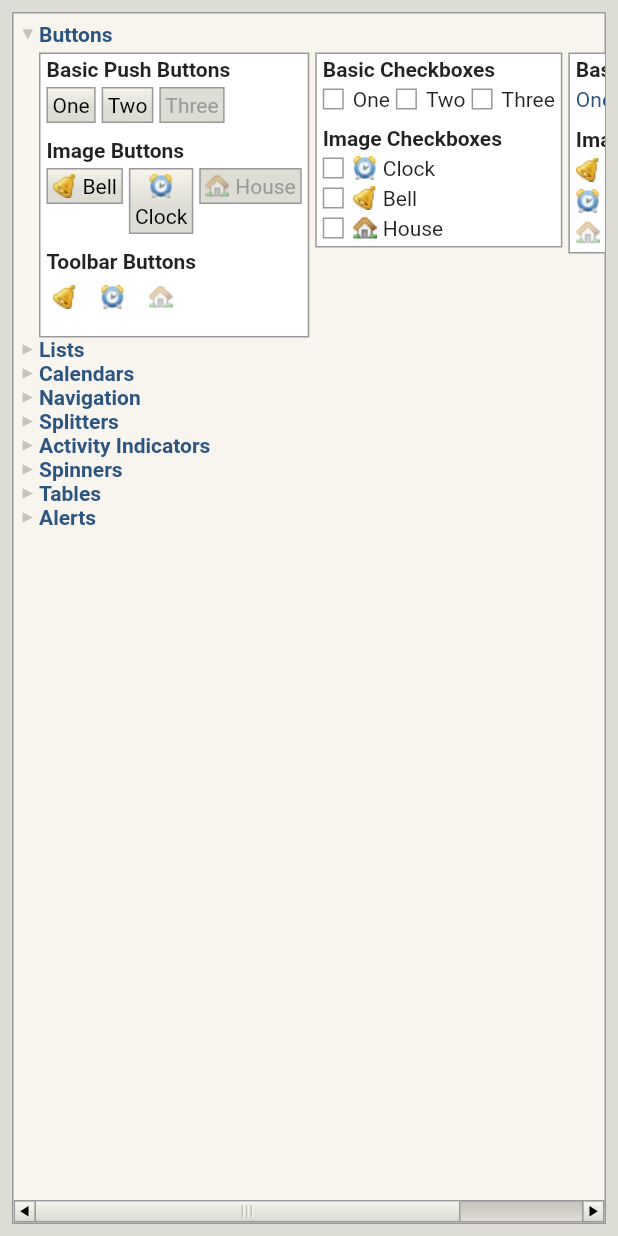
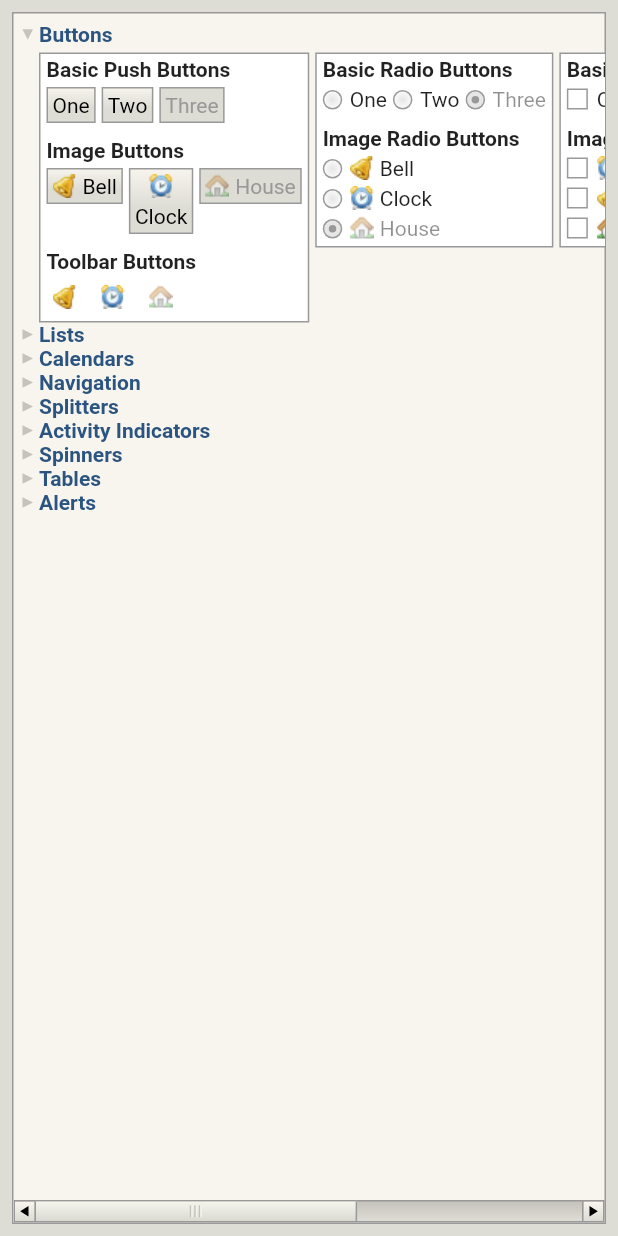
Before and after one commit to tvolkert/chicago, a Flutter app: the screen it shows after launch, on a phone screen of 412 x 824 dp. Run offline on Flutter 3.47's test engine with Material 2 defaults, Android fonts, the phone set to English and light mode, and no system bars.

Commit message:
Added RadioButton

```diff
--- a/demo/lib/src/buttons.dart
+++ b/demo/lib/src/buttons.dart
@@ -70,6 +70,8 @@ class _ButtonsDemoState extends State<ButtonsDemo> {
         crossAxisAlignment: CrossAxisAlignment.start,
         children: [
           BasicButtonsDemo(),
+          SizedBox(width: 4),
+          RadioButtonsDemo(),
           SizedBox(width: 4),
           CheckboxesDemo(),
           SizedBox(width: 4),
@@ -156,7 +158,113 @@ class BasicButtonsDemo extends StatelessWidget {
                 ),
               ],
             ),
+          ],
+        ),
+      ),
+    );
+  }
+}
+
+class RadioButtonsDemo extends StatefulWidget {
+  @override
+  _RadioButtonsDemoState createState() => _RadioButtonsDemoState();
+}
+
+class _RadioButtonsDemoState extends State<RadioButtonsDemo> {
+  late chicago.RadioButtonController<String> _basicController;
+  late chicago.RadioButtonController<String> _imageController;
+
+  @override
+  void initState() {
+    super.initState();
+    _basicController = chicago.RadioButtonController(value: 'three');
+    _imageController = chicago.RadioButtonController(value: 'house');
+  }
+
+  @override
+  void dispose() {
+    _basicController.dispose();
+    super.dispose();
+  }
+
+  @override
+  Widget build(BuildContext context) {
+    return chicago.Border(
+      borderColor: Color(0xff999999),
+      backgroundColor: const Color(0xffffffff),
+      child: Padding(
+        padding: EdgeInsets.fromLTRB(4, 2, 4, 4),
+        child: Column(
+          crossAxisAlignment: CrossAxisAlignment.start,
+          children: [
+            BoldText('Basic Radio Buttons'),
+            SizedBox(height: 4),
+            Row(
+              children: [
+                chicago.RadioButton<String>(
+                  value: 'one',
+                  controller: _basicController,
+                  trailing: Text('One'),
+                ),
+                SizedBox(width: 4),
+                chicago.RadioButton<String>(
+                  value: 'two',
+                  controller: _basicController,
+                  trailing: Text('Two'),
+                ),
+                SizedBox(width: 4),
+                chicago.RadioButton<String>(
+                  value: 'three',
+                  controller: _basicController,
+                  trailing: Text('Three'),
+                  isEnabled: false,
+                ),
+              ],
+            ),
             SizedBox(height: 10),
+            BoldText('Image Radio Buttons'),
+            SizedBox(height: 4),
+            Column(
+              crossAxisAlignment: CrossAxisAlignment.start,
+              children: [
+                chicago.RadioButton<String>(
+                  value: 'bell',
+                  controller: _imageController,
+                  trailing: Row(
+                    children: [
+                      Image.asset('assets/bell.png'),
+                      SizedBox(width: 4),
+                      Text('Bell'),
+                    ],
+                  ),
+                ),
+                SizedBox(height: 4),
+                chicago.RadioButton<String>(
+                  value: 'clock',
+                  controller: _imageController,
+                  trailing: Row(
+                    children: [
+                      Image.asset('assets/clock.png'),
+                      SizedBox(width: 4),
+                      Text('Clock'),
+                    ],
+                  ),
+                ),
+                SizedBox(height: 4),
+                chicago.RadioButton<String>(
+                  value: 'house',
+                  controller: _imageController,
+                  isEnabled: false,
+                  trailing: Row(
+                    children: [
+                      Image.asset('assets/house.png'),
+                      SizedBox(width: 4),
+                      Text('House'),
+                    ],
+                  ),
+                ),
+              ],
+            ),
           ],
         ),
       ),
@@ -167,7 +275,7 @@ class BasicButtonsDemo extends StatelessWidget {
 class CheckboxesDemo extends StatelessWidget {
   @override
   Widget build(BuildContext context) {
-    return             chicago.Border(
+    return chicago.Border(
       borderColor: Color(0xff999999),
       backgroundColor: const Color(0xffffffff),
       child: Padding(
@@ -233,7 +341,7 @@ class CheckboxesDemo extends StatelessWidget {
 class LinkButtonsDemo extends StatelessWidget {
   @override
   Widget build(BuildContext context) {
-    return             chicago.Border(
+    return chicago.Border(
       borderColor: Color(0xff999999),
       backgroundColor: const Color(0xffffffff),
       child: Padding(
--- a/lib/chicago.dart
+++ b/lib/chicago.dart
@@ -30,6 +30,7 @@ export 'src/list_view.dart' hide main;
 export 'src/listener_list.dart';
 export 'src/navigator_listener.dart';
 export 'src/push_button.dart';
+export 'src/radio_button.dart';
 export 'src/rollup.dart';
 export 'src/scroll_bar.dart';
 export 'src/scroll_pane.dart';
--- /dev/null
+++ b/lib/src/radio_button.dart
@@ -0,0 +1,250 @@
+// Licensed to the Apache Software Foundation (ASF) under one or more
+// contributor license agreements.  See the NOTICE file distributed with
+// this work for additional information regarding copyright ownership.
+// The ASF licenses this file to you under the Apache License,
+// Version 2.0 (the "License"); you may not use this file except in
+// compliance with the License.  You may obtain a copy of the License at
+//
+//     http://www.apache.org/licenses/LICENSE-2.0
+//
+// Unless required by applicable law or agreed to in writing, software
+// distributed under the License is distributed on an "AS IS" BASIS,
+// WITHOUT WARRANTIES OR CONDITIONS OF ANY KIND, either express or implied.
+// See the License for the specific language governing permissions and
+// limitations under the License.
+
+import 'dart:ui' as ui;
+
+import 'package:chicago/chicago.dart';
+import 'package:flutter/widgets.dart';
+
+class RadioButtonController<T> extends ValueNotifier<T?> {
+  RadioButtonController({T? value}) : super(value);
+}
+
+class RadioButton<T> extends StatefulWidget {
+  const RadioButton({
+    Key? key,
+    required this.value,
+    required this.controller,
+    this.spacing = 4,
+    this.trailing,
+    this.isEnabled = true,
+  }) : super(key: key);
+
+  final T value;
+  final RadioButtonController<T> controller;
+  final double spacing;
+  final Widget? trailing;
+  final bool isEnabled;
+
+  @override
+  _RadioButtonState<T> createState() => _RadioButtonState<T>();
+}
+
+class _RadioButtonState<T> extends State<RadioButton<T>> {
+  void _handleGroupValueChanged() {
+    setState(() {
+      // State is held in our controller.
+    });
+  }
+
+  void _handleSelected() {
+    widget.controller.value = widget.value;
+  }
+
+  @override
+  void initState() {
+    super.initState();
+    widget.controller.addListener(_handleGroupValueChanged);
+  }
+
+  @override
+  void dispose() {
+    widget.controller.removeListener(_handleGroupValueChanged);
+    super.dispose();
+  }
+
+  @override
+  Widget build(BuildContext context) {
+    return BasicRadioButton(
+      key: widget.key,
+      isSelected: widget.value == widget.controller.value,
+      spacing: widget.spacing,
+      trailing: widget.trailing,
+      onSelected: widget.isEnabled ? _handleSelected : null,
+    );
+  }
+}
+
+class BasicRadioButton extends StatelessWidget {
+  const BasicRadioButton({
+    Key? key,
+    this.isSelected = false,
+    this.spacing = 4,
+    this.trailing,
+    this.onSelected,
+  }) : super(key: key);
+
+  final bool isSelected;
+  final double spacing;
+  final Widget? trailing;
+  final VoidCallback? onSelected;
+
+  @override
+  Widget build(BuildContext context) {
+    final bool isEnabled = onSelected != null;
+
+    Widget? styledTrailing = trailing;
+    if (styledTrailing != null) {
+      styledTrailing = Padding(
+        padding: EdgeInsets.only(left: spacing),
+        child: styledTrailing,
+      );
+      if (!isEnabled) {
+        styledTrailing = Opacity(
+          opacity: 0.5,
+          child: styledTrailing,
+        );
+      }
+    }
+
+    Widget result = Row(
+      crossAxisAlignment: CrossAxisAlignment.end,
+      children: [
+        _RawRadioButton(
+          isSelected: isSelected,
+          isEnabled: isEnabled,
+        ),
+        if (styledTrailing != null) styledTrailing,
+      ],
+    );
+
+    if (isEnabled) {
+      result = MouseRegion(
+        cursor: SystemMouseCursors.click,
+        child: AbsorbPointer(
+          child: result,
+        ),
+      );
+
+      if (!isSelected) {
+        result = GestureDetector(
+          onTap: onSelected,
+          child: result,
+        );
+      }
+    }
+
+    return result;
+  }
+}
+
+class _RawRadioButton extends LeafRenderObjectWidget {
+  const _RawRadioButton({
+    Key? key,
+    required this.isSelected,
+    required this.isEnabled,
+  }) : super(key: key);
+
+  final bool isSelected;
+  final bool isEnabled;
+
+  @override
+  RenderObject createRenderObject(BuildContext context) {
+    return _RenderRawRadioButton(
+      isSelected: isSelected,
+      isEnabled: isEnabled,
+    );
+  }
+
+  @override
+  void updateRenderObject(BuildContext context, covariant _RenderRawRadioButton renderObject) {
+    renderObject
+      ..isSelected = isSelected
+      ..isEnabled = isEnabled;
+  }
+}
+
+class _RenderRawRadioButton extends RenderBox {
+  _RenderRawRadioButton({
+    bool isSelected = false,
+    bool isEnabled = true,
+  })  : _isSelected = isSelected,
+        _isEnabled = isEnabled;
+
+  static const double _diameter = 14;
+  static const double _selectionDiameter = 6;
+
+  late bool _isSelected;
+  bool get isSelected => _isSelected;
+  set isSelected(bool value) {
+    if (value != _isSelected) {
+      _isSelected = value;
+      markNeedsPaint();
+    }
+  }
+
+  late bool _isEnabled;
+  bool get isEnabled => _isEnabled;
+  set isEnabled(bool value) {
+    if (value != _isEnabled) {
+      _isEnabled = value;
+      markNeedsPaint();
+    }
+  }
+
+  @override
+  void performLayout() {
+    size = constraints.constrainDimensions(_diameter, _diameter);
+  }
+
+  @override
+  void paint(PaintingContext context, Offset offset) {
+    final Color buttonColor = const Color(0xffffffff);
+    final Color borderColor;
+    final Color selectionColor;
+    final Paint paint = Paint();
+    final Rect backgroundCircle = Rect.fromLTWH(1, 1, _diameter - 3, _diameter - 3);
+
+    if (isEnabled) {
+      paint.shader = ui.Gradient.radial(
+        backgroundCircle.center,
+        backgroundCircle.width * 2 / 3,
+        <Color>[darken(buttonColor), buttonColor],
+      );
+      borderColor = const Color(0xff999999);
+      selectionColor = const Color(0xff2b5580);
+    } else {
+      paint.color = const Color(0xffe6e6e6);
+      borderColor = const Color(0xff999999);
+      selectionColor = const Color(0xff999999);
+    }
+
+    // Center the button vertically
+    context.canvas.save();
+    context.canvas.translate(offset.dx, offset.dy + (size.height - _diameter) / 2);
+    try {
+      // Paint the border
+      final Paint borderPaint = Paint()..color = borderColor;
+      context.canvas.drawOval(Rect.fromLTWH(0, 0, _diameter - 1, _diameter - 1), borderPaint);
+
+      // Paint the background
+      context.canvas.drawOval(backgroundCircle, paint);
+
+      // Paint the selection
+      if (isSelected) {
+        Paint selectionPaint = Paint()..color = selectionColor;
+        final Rect selection = Rect.fromLTWH(
+          (_diameter - _selectionDiameter) / 2,
+          (_diameter - _selectionDiameter) / 2,
+          _selectionDiameter - 1,
+          _selectionDiameter - 1,
+        );
+        context.canvas.drawOval(selection, selectionPaint);
+      }
+    } finally {
+      context.canvas.restore();
+    }
+  }
+}
```
